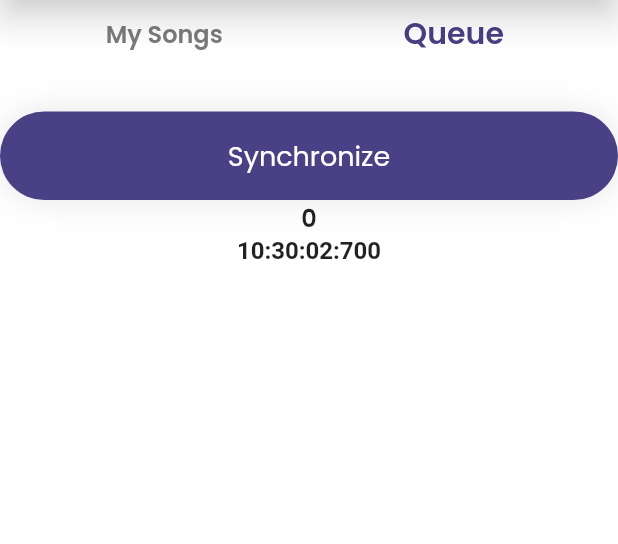
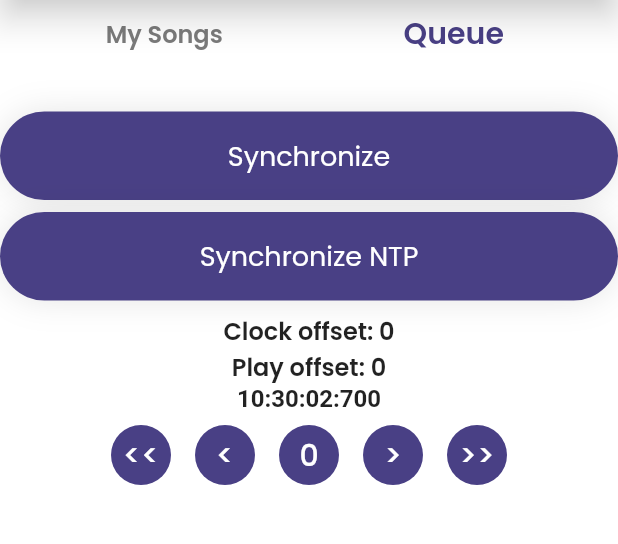
Before and after one commit to SpeeritX/SoundShare, a Flutter app: the PlayerContent screen opened directly with empty values, swiped to page 2, on a phone screen of 412 x 824 dp, the part 97-641 px from its top. Run offline on Flutter 3.47's test engine with Material 2 defaults, Android fonts, the phone set to English and light mode, and no system bars; our stand-ins replace file_picker, flutter_svg, font_awesome_flutter, freezed_annotation, just_audio, logger and 4 more; missing offline and left inert: audio_session, audio_streamer, id3, mp3_info, noise_meter, ntp and 1 more; accounts and stored records are empty.

Commit message:
Fixed synchronization

```diff
--- /dev/null
+++ b/lib/common/utils/clock.dart
@@ -0,0 +1,45 @@
+import 'package:sound_share/common/logger.dart';
+
+/// Based on [Stopwatch]
+/// Works on iOS in background
+class Clock {
+  final String tag;
+  final bool debug;
+  int _start = DateTime.now().millisecondsSinceEpoch;
+  int? _stop;
+
+  Clock({this.tag = "", this.debug = true});
+
+  Duration get elapsed {
+    return Duration(milliseconds: elapsedMillis);
+  }
+
+  int get elapsedMillis {
+    return (_stop ?? _now()) - _start;
+  }
+
+  void stop() {
+    _stop = _now();
+  }
+
+  void start() {
+    var stop = _stop;
+    if (stop != null) {
+      _start += _now() - stop;
+    }
+  }
+
+  void reset({int initialOffset = 0}) {
+    _start = _stop ?? _now() + initialOffset;
+  }
+
+  void printElapsed() {
+    if (debug) {
+      logger.d("$tag Elapsed: ${elapsedMillis}ms");
+    } else {
+      logger.i("$tag Elapsed: ${elapsedMillis}ms");
+    }
+  }
+
+  int _now() => DateTime.now().millisecondsSinceEpoch;
+}
--- a/lib/domain/controllers/player/player_controller.dart
+++ b/lib/domain/controllers/player/player_controller.dart
@@ -78,6 +78,12 @@ class PlayerController extends ChangeNotifier with Disposable {
     _pingMeasurement.measureAverageTimeOffset();
   }
 
+  void synchronizeNTP() async {
+    final offset = await NTP.getNtpOffset();
+    SynchronizedClock.instance.clockOffset = Duration(milliseconds: -offset);
+    // _pingMeasurement.measureAverageTimeOffset();
+  }
+
   void addSong(MusicSong song) async {
     _musicProvider.addSong(song);
     await _p2pNetwork.sendMessage(P2pMessage.addSongToQueue(song.details));
@@ -122,7 +128,7 @@ class PlayerController extends ChangeNotifier with Disposable {
   void play() async {
     final now = SynchronizedClock.now();
     _p2pNetwork.sendMessage(
-      P2pMessage.play(_musicQueue.currentSongIndex, now, _player.time),
+      P2pMessage.play(_musicQueue.currentSongIndex, now, _player.songPosition),
     );
   }
 
@@ -151,6 +157,7 @@ class PlayerController extends ChangeNotifier with Disposable {
     if (duration == null || position == null) {
       return 0;
     }
-    return position.inMilliseconds / duration.inMilliseconds;
+    final percentage = position.inMilliseconds / duration.inMilliseconds;
+    return percentage.clamp(0, 1);
   }
 }
--- a/lib/domain/music/player/music_player.dart
+++ b/lib/domain/music/player/music_player.dart
@@ -2,7 +2,6 @@ import 'dart:async';
 
 import 'package:audio_session/audio_session.dart';
 import 'package:just_audio/just_audio.dart';
-import 'package:shared_preferences/shared_preferences.dart';
 import 'package:sound_share/common/logger.dart';
 import 'package:sound_share/common/utils/disposable.dart';
 import 'package:sound_share/domain/music/buffer/music_buffer_controller.dart';
@@ -10,36 +9,48 @@ import 'package:sound_share/domain/music/package/details_package.dart';
 import 'package:sound_share/domain/music/package/music_package.dart';
 import 'package:sound_share/domain/music/player/bytes_audio_source.dart';
 import 'package:sound_share/domain/music/player/music_queue.dart';
+import 'package:sound_share/domain/music/synchronization/play_synchronizer.dart';
 import 'package:sound_share/domain/network/p2p/p2p_network.dart';
 import 'package:sound_share/domain/network/p2p/synchronized_clock.dart';
 
-/// Plays the music from the received packages
 class MusicPlayer with Disposable implements MusicPlayerListener {
+  static const songPlayDelay = Duration(seconds: 3);
+
   final _player = AudioPlayer();
   final MusicBufferController _musicBuffer;
   final MusicQueue _musicQueue;
-  late final Duration _playOffset;
   AudioSession? _session;
   var _source = BytesAudioSource(null);
+  Timer? _timer;
+  DetailsPackage? _currentSong;
+  Duration? _songPosition = const Duration();
+  DateTime _nextSongTime = DateTime.now();
 
   Stream<PlayerState> get playerState => _player.playerStateStream;
+
+  Duration? get songPosition => _songPosition;
 
   MusicPlayer(this._musicBuffer, this._musicQueue) {
     _player.processingStateStream.listen((event) {
       if (event == ProcessingState.completed) {
         final song = _musicQueue.nextSong();
-        _playSong(song, Duration(seconds: 2) - _playOffset);
+        _playSong(song, _nextSongTime, Duration.zero);
       }
     }).canceledBy(this);
     AudioSession.instance.then((value) {
       _session = value;
       _session!.configure(const AudioSessionConfiguration.music());
     });
-    SharedPreferences.getInstance().then((value) =>
-        _playOffset = Duration(milliseconds: value.getInt('playOffset') ?? 0));
   }
 
-  Future<void> _setSong(BytesAudioSource source) async {
+  Future<void> _setSong(DetailsPackage song) async {
+    if (_currentSong?.songId == song.songId) {
+      return;
+    }
+    _currentSong = song;
+    logger.d("#### Set new song ${song.bytesLength}");
+
+    final source = _musicBuffer.getSong(song);
     _source = source;
     pause();
     try {
@@ -47,24 +58,11 @@ class MusicPlayer with Disposable implements MusicPlayerListener {
     } on PlayerInterruptedException catch (_) {
       logger.w("setAudioSource interrupted");
     }
-    _player.play();
   }
 
   void addPackage(MusicPackage package) {
     logger.d("#### Add song package ${package.data.length}");
     _source.addData(package.startIndex, package.data.toList());
-  }
-
-  Future<void> _playSong(DetailsPackage song, Duration songPosition) async {
-    logger.d("#### Set new song ${song.bytesLength}");
-    final source = _musicBuffer.getSong(song);
-    await _setSong(source);
-    if (songPosition.isNegative) {
-      await Future.delayed(songPosition);
-      _player.seek(const Duration());
-    } else {
-      _player.seek(songPosition);
-    }
   }
 
   Duration? getCurrentSongDuration() {
@@ -75,15 +73,37 @@ class MusicPlayer with Disposable implements MusicPlayerListener {
     return _player.position;
   }
 
-  Duration? time = const Duration();
-
   void pause() {
-    time = _player.position;
+    _songPosition = _player.position;
     _player.pause();
   }
 
   Future<void> stop() async {
     await _player.stop();
+  }
+
+  Future<void> _playSong(
+      DetailsPackage song, DateTime time, Duration songPosition) async {
+    _nextSongTime = time.add(song.duration + songPlayDelay);
+    logger.d("NEXT SONG TIME: ${_nextSongTime}");
+    await _setSong(song);
+    final position = songPosition +
+        SynchronizedClock.now().difference(time) +
+        PlaySynchronizer.instance.playOffset;
+
+    if (position.isNegative) {
+      _player.seek(Duration.zero);
+      _timer?.cancel();
+      _timer = Timer(-position + Duration(milliseconds: 200), () {
+        _player.play();
+      });
+    } else {
+      _player.seek(position);
+      _timer?.cancel();
+      _timer = Timer(Duration(milliseconds: 200), () {
+        _player.play();
+      });
+    }
   }
 
   @override
@@ -102,17 +122,14 @@ class MusicPlayer with Disposable implements MusicPlayerListener {
   }
 
   @override
-  void onPlay(int index, DateTime time, {Duration? songPosition}) {
+  void onPlay(int index, DateTime time, {Duration? songPosition}) async {
     _musicQueue.setIndex(index);
     final song = _musicQueue.currentSong;
     if (song == null) {
       logger.e("onPlay song index '$index' is null");
       return;
     }
-    _playSong(
-        song,
-        SynchronizedClock.now().difference(time) +
-            (songPosition ?? const Duration()));
+    _playSong(song, time, songPosition ?? Duration.zero);
   }
 
   @override
@@ -134,6 +151,7 @@ class MusicPlayer with Disposable implements MusicPlayerListener {
   @override
   void dispose() {
     _player.dispose();
+    _timer?.cancel();
     super.dispose();
   }
 }
--- /dev/null
+++ b/lib/domain/music/synchronization/play_synchronizer.dart
@@ -0,0 +1,30 @@
+import 'dart:async';
+
+import 'package:shared_preferences/shared_preferences.dart';
+
+class PlaySynchronizer {
+  static const playOffsetKey = "playOffset";
+  static final instance = PlaySynchronizer._();
+
+  late final SharedPreferences _preferences;
+  var _playOffset = Duration.zero;
+  final _playOffsetStream = StreamController<Duration>.broadcast();
+
+  PlaySynchronizer._();
+
+  Duration get playOffset => _playOffset;
+
+  Stream<Duration> get playOffsetStream => _playOffsetStream.stream;
+
+  set playOffset(Duration offset) {
+    _playOffset = offset;
+    _playOffsetStream.add(offset);
+    _preferences.setInt(playOffsetKey, offset.inMilliseconds);
+  }
+
+  Future<void> init() async {
+    _preferences = await SharedPreferences.getInstance();
+    _playOffset =
+        Duration(milliseconds: _preferences.getInt(playOffsetKey) ?? 0);
+  }
+}
--- a/lib/main.dart
+++ b/lib/main.dart
@@ -1,9 +1,12 @@
 import 'package:flutter/material.dart';
+import 'package:sound_share/domain/music/synchronization/play_synchronizer.dart';
 import 'package:sound_share/ui/app_configuration_widget.dart';
 import 'package:sound_share/ui/screens/splash/splash_screen.dart';
 import 'package:sound_share/ui/style/theme/app_theme.dart';
 
-void main() {
+void main() async {
+  await WidgetsFlutterBinding.ensureInitialized();
+  await PlaySynchronizer.instance.init();
   runApp(const MyApp());
 }
 
--- a/lib/ui/screens/player/player_screen.dart
+++ b/lib/ui/screens/player/player_screen.dart
@@ -1,11 +1,9 @@
 import 'package:flutter/material.dart';
-import 'package:flutter/scheduler.dart';
 import 'package:font_awesome_flutter/font_awesome_flutter.dart';
-import 'package:intl/intl.dart';
 import 'package:provider/provider.dart';
 import 'package:sound_share/domain/controllers/player/player_controller.dart';
 import 'package:sound_share/domain/network/p2p/p2p_network.dart';
-import 'package:sound_share/domain/network/p2p/synchronized_clock.dart';
+import 'package:sound_share/ui/screens/player/player_screen_timer.dart';
 import 'package:sound_share/ui/style/app_colors.dart';
 import 'package:sound_share/ui/widgets/buttons/primary_full_button.dart';
 
@@ -148,7 +146,14 @@ class _PlayerContentState extends State<PlayerContent> {
                                 onPressed: () {
                                   playerController.synchronizeClock();
                                 }),
-                            TimerWidget(),
+                            SizedBox(height: Paddings.dynamic.m1),
+                            PrimaryFullButton(
+                                text: 'Synchronize NTP',
+                                onPressed: () {
+                                  playerController.synchronizeNTP();
+                                }),
+                            SizedBox(height: Paddings.dynamic.m1),
+                            const PlayerScreenTimer(),
                             ..._createQueuedSongsWidgets(playerController),
                             SizedBox(height: 4 * Paddings.dynamic.m4),
                           ],
@@ -238,48 +243,3 @@ class _PlayerContentState extends State<PlayerContent> {
             .copyWith(color: AppColors.middleGray);
   }
 }
-
-class TimerWidget extends StatefulWidget {
-  const TimerWidget({
-    Key? key,
-  }) : super(key: key);
-
-  @override
-  State<TimerWidget> createState() => _TimerWidgetState();
-}
-
-class _TimerWidgetState extends State<TimerWidget>
-    with SingleTickerProviderStateMixin {
-  final timeFormat = DateFormat('HH:mm:ss:SSS');
-  late final Ticker _ticker;
-
-  @override
-  void initState() {
-    _ticker = createTicker((elapsed) {
-      setState(() {});
-    });
-    _ticker.start();
-    super.initState();
-  }
-
-  @override
-  Widget build(BuildContext context) {
-    return Column(
-      children: [
-        Text(SynchronizedClock.instance.clockOffset.inMilliseconds.toString()),
-        Text(
-          timeFormat.format(SynchronizedClock.now()),
-          style: Theme.of(context).textTheme.bodyText2!.copyWith(
-                fontFamily: 'Roboto',
-              ),
-        ),
-      ],
-    );
-  }
-
-  @override
-  void dispose() {
-    _ticker.dispose();
-    super.dispose();
-  }
-}
--- /dev/null
+++ b/lib/ui/screens/player/player_screen_timer.dart
@@ -0,0 +1,93 @@
+import 'package:flutter/material.dart';
+import 'package:flutter/scheduler.dart';
+import 'package:intl/intl.dart';
+import 'package:sound_share/domain/music/synchronization/play_synchronizer.dart';
+import 'package:sound_share/domain/network/p2p/synchronized_clock.dart';
+import 'package:sound_share/ui/style/app_colors.dart';
+import 'package:sound_share/ui/widgets/buttons/small_button.dart';
+
+class PlayerScreenTimer extends StatefulWidget {
+  const PlayerScreenTimer({
+    Key? key,
+  }) : super(key: key);
+
+  @override
+  State<PlayerScreenTimer> createState() => _PlayerScreenTimerState();
+}
+
+class _PlayerScreenTimerState extends State<PlayerScreenTimer>
+    with SingleTickerProviderStateMixin {
+  final timeFormat = DateFormat('HH:mm:ss:SSS');
+  late final Ticker _ticker;
+
+  @override
+  void initState() {
+    _ticker = createTicker((elapsed) {
+      setState(() {});
+    });
+    _ticker.start();
+    super.initState();
+  }
+
+  @override
+  Widget build(BuildContext context) {
+    return Column(
+      children: [
+        Text(
+            "Clock offset: ${SynchronizedClock.instance.clockOffset.inMilliseconds}"),
+        Text(
+            "Play offset: ${PlaySynchronizer.instance.playOffset.inMilliseconds}"),
+        Text(
+          timeFormat.format(SynchronizedClock.now()),
+          style: Theme.of(context).textTheme.bodyText2!.copyWith(
+                fontFamily: 'Roboto',
+              ),
+        ),
+        Row(
+          mainAxisAlignment: MainAxisAlignment.center,
+          children: [
+            _buildModifyOffsetButton("<<", const Duration(milliseconds: -50)),
+            _buildModifyOffsetButton("<", const Duration(milliseconds: -5)),
+            _buildModifyOffsetButton(
+                "0",
+                Duration(
+                    milliseconds:
+                        -PlaySynchronizer.instance.playOffset.inMilliseconds)),
+            _buildModifyOffsetButton(">", const Duration(milliseconds: 5)),
+            _buildModifyOffsetButton(">>", const Duration(milliseconds: 50)),
+          ],
+        )
+      ],
+    );
+  }
+
+  Widget _buildModifyOffsetButton(String text, Duration offset) {
+    return SmallButton(
+      onPressed: () {
+        PlaySynchronizer.instance.playOffset += offset;
+      },
+      child: Container(
+        width: 40,
+        height: 40,
+        decoration: const BoxDecoration(
+          shape: BoxShape.circle,
+          color: AppColors.primaryColor,
+        ),
+        alignment: Alignment.center,
+        child: Text(
+          text,
+          style: Theme.of(context)
+              .textTheme
+              .headline6!
+              .copyWith(color: Colors.white),
+        ),
+      ),
+    );
+  }
+
+  @override
+  void dispose() {
+    _ticker.dispose();
+    super.dispose();
+  }
+}
--- a/lib/ui/widgets/buttons/small_button.dart
+++ b/lib/ui/widgets/buttons/small_button.dart
@@ -24,6 +24,7 @@ class SmallButton extends StatelessWidget {
       onTap: () {
         if (!disable) onPressed();
       },
+      behavior: HitTestBehavior.translucent,
       shrinkScale: 0.85,
       child: Container(
           color: backgroundColor,
```
Also changed, not shown: lib/domain/music/synchronization/synchronization.dart (+8 -9 lines).
